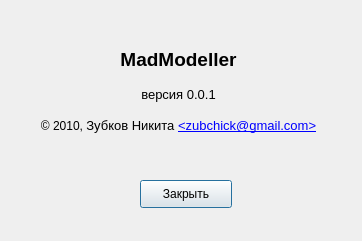
This is about.ui in zubchick/madmodeller as Qt 5 draws it before an edit. The edited form follows.
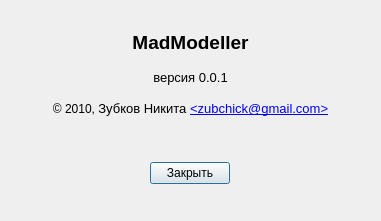
This is the edited form.

Commit message: Обновлен интерфейс

```diff
--- a/about.ui
+++ b/about.ui
@@ -9,20 +9,26 @@
    <rect>
     <x>0</x>
     <y>0</y>
-    <width>362</width>
-    <height>241</height>
+    <width>381</width>
+    <height>221</height>
    </rect>
   </property>
+  <property name="sizePolicy">
+   <sizepolicy hsizetype="Preferred" vsizetype="Preferred">
+    <horstretch>8</horstretch>
+    <verstretch>0</verstretch>
+   </sizepolicy>
+  </property>
   <property name="minimumSize">
    <size>
-    <width>362</width>
-    <height>241</height>
+    <width>10</width>
+    <height>10</height>
    </size>
   </property>
   <property name="maximumSize">
    <size>
-    <width>362</width>
-    <height>241</height>
+    <width>1362</width>
+    <height>1241</height>
    </size>
   </property>
   <property name="windowTitle">
@@ -34,17 +40,20 @@
   <property name="modal">
    <bool>false</bool>
   </property>
-  <widget class="QLabel" name="label">
+  <widget class="QWidget" name="verticalLayoutWidget">
    <property name="geometry">
     <rect>
-     <x>-12</x>
-     <y>10</y>
+     <x>0</x>
+     <y>0</y>
      <width>381</width>
-     <height>131</height>
+     <height>221</height>
     </rect>
    </property>
-   <property name="text">
-    <string>&lt;!DOCTYPE HTML PUBLIC &quot;-//W3C//DTD HTML 4.0//EN&quot; &quot;http://www.w3.org/TR/REC-html40/strict.dtd&quot;&gt;
+   <layout class="QVBoxLayout" name="verticalLayout">
+    <item>
+     <widget class="QLabel" name="label">
+      <property name="text">
+       <string>&lt;!DOCTYPE HTML PUBLIC &quot;-//W3C//DTD HTML 4.0//EN&quot; &quot;http://www.w3.org/TR/REC-html40/strict.dtd&quot;&gt;
 &lt;html&gt;&lt;head&gt;&lt;meta name=&quot;qrichtext&quot; content=&quot;1&quot; /&gt;&lt;style type=&quot;text/css&quot;&gt;
 p, li { white-space: pre-wrap; }
 &lt;/style&gt;&lt;/head&gt;&lt;body style=&quot; font-family:'Sans'; font-size:10pt; font-weight:400; font-style:normal;&quot;&gt;
@@ -52,20 +61,53 @@
 &lt;p align=&quot;center&quot; style=&quot; margin-top:16px; margin-bottom:12px; margin-left:0px; margin-right:0px; -qt-block-indent:0; text-indent:0px;&quot;&gt;&lt;span style=&quot; font-size:14pt; font-weight:600; color:#000000;&quot;&gt;MadModeller&lt;/span&gt;&lt;/p&gt;
 &lt;p align=&quot;center&quot; style=&quot; margin-top:16px; margin-bottom:12px; margin-left:0px; margin-right:0px; -qt-block-indent:0; text-indent:0px;&quot;&gt;версия 0.0.1&lt;/p&gt;
 &lt;p align=&quot;center&quot; style=&quot; margin-top:16px; margin-bottom:12px; margin-left:0px; margin-right:0px; -qt-block-indent:0; text-indent:0px;&quot;&gt;&lt;span style=&quot; font-family:'Verdana'; font-size:9pt;&quot;&gt;© 2010, &lt;/span&gt;Зубков Никита &lt;a href=&quot;mailto:zubchick@gmail.com&quot;&gt;&lt;span style=&quot; text-decoration: underline; color:#0000ff;&quot;&gt;&amp;lt;zubchick@gmail.com&amp;gt;&lt;/span&gt;&lt;/a&gt;&lt;/p&gt;&lt;/body&gt;&lt;/html&gt;</string>
-   </property>
-  </widget>
-  <widget class="QPushButton" name="pushButton">
-   <property name="geometry">
-    <rect>
-     <x>140</x>
-     <y>180</y>
-     <width>92</width>
-     <height>28</height>
-    </rect>
-   </property>
-   <property name="text">
-    <string>Закрыть</string>
-   </property>
+      </property>
+     </widget>
+    </item>
+    <item>
+     <spacer name="verticalSpacer_2">
+      <property name="orientation">
+       <enum>Qt::Vertical</enum>
+      </property>
+      <property name="sizeHint" stdset="0">
+       <size>
+        <width>20</width>
+        <height>40</height>
+       </size>
+      </property>
+     </spacer>
+    </item>
+    <item>
+     <layout class="QHBoxLayout" name="horizontalLayout">
+      <item>
+       <widget class="QPushButton" name="pushButton">
+        <property name="sizePolicy">
+         <sizepolicy hsizetype="Fixed" vsizetype="Fixed">
+          <horstretch>0</horstretch>
+          <verstretch>0</verstretch>
+         </sizepolicy>
+        </property>
+        <property name="text">
+         <string>Закрыть</string>
+        </property>
+       </widget>
+      </item>
+     </layout>
+    </item>
+    <item>
+     <spacer name="verticalSpacer">
+      <property name="orientation">
+       <enum>Qt::Vertical</enum>
+      </property>
+      <property name="sizeHint" stdset="0">
+       <size>
+        <width>20</width>
+        <height>28</height>
+       </size>
+      </property>
+     </spacer>
+    </item>
+   </layout>
   </widget>
  </widget>
  <resources/>
```
Left out of the diff: 3 changed lines with no effect on the pictures. The commit also changes 1 other file.
